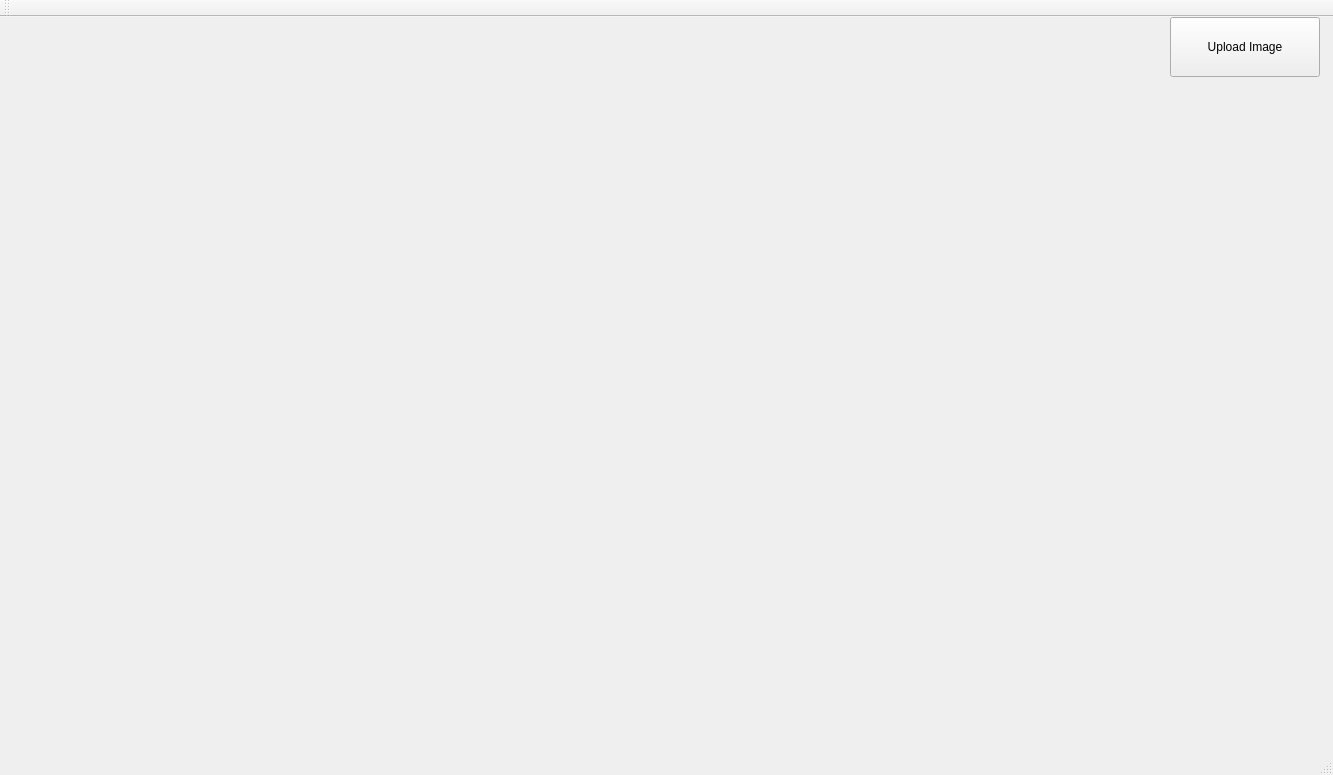
This is mainwindow.ui in nafe93/QT_IMAGE_FILTER as Qt 5 draws it before an edit. The edited form follows.
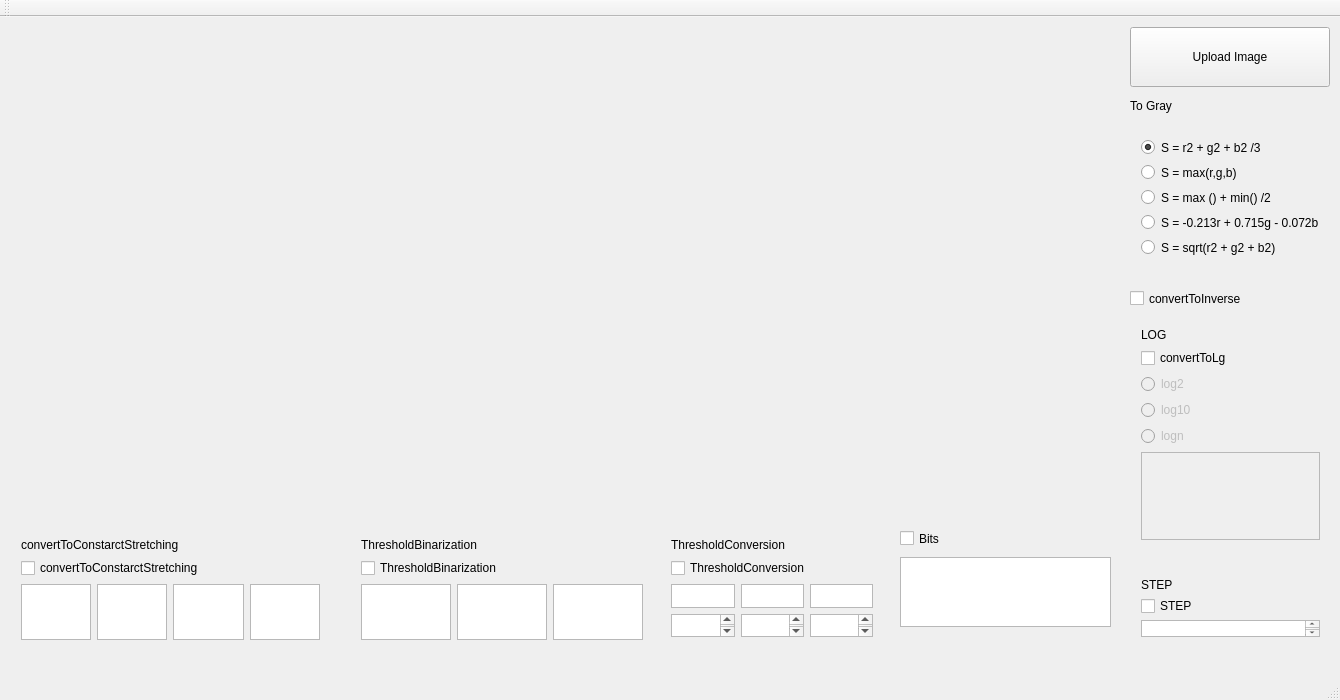
This is the edited form.

```diff
--- a/mainwindow.ui
+++ b/mainwindow.ui
@@ -6,8 +6,8 @@
    <rect>
     <x>0</x>
     <y>0</y>
-    <width>1333</width>
-    <height>775</height>
+    <width>1340</width>
+    <height>700</height>
    </rect>
   </property>
   <property name="windowTitle">
@@ -17,9 +17,9 @@
    <widget class="QPushButton" name="uploadImage">
     <property name="geometry">
      <rect>
-      <x>1170</x>
-      <y>0</y>
-      <width>150</width>
+      <x>1130</x>
+      <y>10</y>
+      <width>200</width>
       <height>60</height>
      </rect>
     </property>
@@ -53,6 +53,320 @@
      <string/>
     </property>
    </widget>
+   <widget class="QLabel" name="label">
+    <property name="geometry">
+     <rect>
+      <x>1130</x>
+      <y>80</y>
+      <width>201</width>
+      <height>17</height>
+     </rect>
+    </property>
+    <property name="text">
+     <string>To Gray</string>
+    </property>
+   </widget>
+   <widget class="QCheckBox" name="checkBox">
+    <property name="geometry">
+     <rect>
+      <x>1130</x>
+      <y>270</y>
+      <width>201</width>
+      <height>23</height>
+     </rect>
+    </property>
+    <property name="text">
+     <string>convertToInverse</string>
+    </property>
+   </widget>
+   <widget class="QWidget" name="verticalLayoutWidget">
+    <property name="geometry">
+     <rect>
+      <x>1130</x>
+      <y>550</y>
+      <width>201</width>
+      <height>81</height>
+     </rect>
+    </property>
+    <layout class="QVBoxLayout" name="verticalLayout_3">
+     <item>
+      <widget class="QLabel" name="label_3">
+       <property name="text">
+        <string>STEP</string>
+       </property>
+      </widget>
+     </item>
+     <item>
+      <widget class="QCheckBox" name="checkBox_STEP">
+       <property name="text">
+        <string>STEP</string>
+       </property>
+      </widget>
+     </item>
+     <item>
+      <widget class="QTextEdit" name="textEdit"/>
+     </item>
+    </layout>
+   </widget>
+   <widget class="QWidget" name="gridLayoutWidget">
+    <property name="geometry">
+     <rect>
+      <x>10</x>
+      <y>510</y>
+      <width>321</width>
+      <height>124</height>
+     </rect>
+    </property>
+    <layout class="QGridLayout" name="gridLayout">
+     <item row="4" column="2">
+      <widget class="QTextEdit" name="textEdit_4"/>
+     </item>
+     <item row="4" column="3">
+      <widget class="QTextEdit" name="textEdit_5"/>
+     </item>
+     <item row="4" column="1">
+      <widget class="QTextEdit" name="textEdit_2"/>
+     </item>
+     <item row="4" column="0">
+      <widget class="QTextEdit" name="textEdit_3"/>
+     </item>
+     <item row="3" column="0" colspan="4">
+      <widget class="QCheckBox" name="checkBox_ConstarctStretching">
+       <property name="text">
+        <string>convertToConstarctStretching</string>
+       </property>
+      </widget>
+     </item>
+     <item row="2" column="0" colspan="4">
+      <widget class="QLabel" name="label_4">
+       <property name="text">
+        <string>convertToConstarctStretching</string>
+       </property>
+      </widget>
+     </item>
+    </layout>
+   </widget>
+   <widget class="QWidget" name="gridLayoutWidget_2">
+    <property name="geometry">
+     <rect>
+      <x>350</x>
+      <y>510</y>
+      <width>304</width>
+      <height>124</height>
+     </rect>
+    </property>
+    <layout class="QGridLayout" name="gridLayout_2">
+     <item row="2" column="0">
+      <widget class="QTextEdit" name="textEdit_6"/>
+     </item>
+     <item row="2" column="1">
+      <widget class="QTextEdit" name="textEdit_7"/>
+     </item>
+     <item row="2" column="2">
+      <widget class="QTextEdit" name="textEdit_8"/>
+     </item>
+     <item row="1" column="0" colspan="3">
+      <widget class="QCheckBox" name="checkBox_ThresholdBinarization">
+       <property name="text">
+        <string>ThresholdBinarization</string>
+       </property>
+      </widget>
+     </item>
+     <item row="0" column="0" colspan="3">
+      <widget class="QLabel" name="label_5">
+       <property name="text">
+        <string>ThresholdBinarization</string>
+       </property>
+      </widget>
+     </item>
+    </layout>
+   </widget>
+   <widget class="QWidget" name="gridLayoutWidget_3">
+    <property name="geometry">
+     <rect>
+      <x>660</x>
+      <y>510</y>
+      <width>224</width>
+      <height>121</height>
+     </rect>
+    </property>
+    <layout class="QGridLayout" name="gridLayout_3">
+     <item row="3" column="2">
+      <widget class="QTextEdit" name="textEdit_13"/>
+     </item>
+     <item row="3" column="1">
+      <widget class="QTextEdit" name="textEdit_12"/>
+     </item>
+     <item row="2" column="0">
+      <widget class="QTextEdit" name="textEdit_9"/>
+     </item>
+     <item row="3" column="0">
+      <widget class="QTextEdit" name="textEdit_14"/>
+     </item>
+     <item row="1" column="0" colspan="3">
+      <widget class="QCheckBox" name="checkBox_ThresholdBinarization_2">
+       <property name="text">
+        <string>ThresholdConversion</string>
+       </property>
+      </widget>
+     </item>
+     <item row="2" column="2">
+      <widget class="QTextEdit" name="textEdit_11"/>
+     </item>
+     <item row="2" column="1">
+      <widget class="QTextEdit" name="textEdit_10"/>
+     </item>
+     <item row="0" column="0" colspan="3">
+      <widget class="QLabel" name="label_6">
+       <property name="text">
+        <string>ThresholdConversion</string>
+       </property>
+      </widget>
+     </item>
+    </layout>
+   </widget>
+   <widget class="QTextEdit" name="Bits">
+    <property name="geometry">
+     <rect>
+      <x>900</x>
+      <y>540</y>
+      <width>211</width>
+      <height>70</height>
+     </rect>
+    </property>
+   </widget>
+   <widget class="QCheckBox" name="checkBox_Bits">
+    <property name="geometry">
+     <rect>
+      <x>900</x>
+      <y>510</y>
+      <width>211</width>
+      <height>23</height>
+     </rect>
+    </property>
+    <property name="text">
+     <string>Bits</string>
+    </property>
+   </widget>
+   <widget class="QWidget" name="">
+    <property name="geometry">
+     <rect>
+      <x>1130</x>
+      <y>110</y>
+      <width>201</width>
+      <height>141</height>
+     </rect>
+    </property>
+    <layout class="QVBoxLayout" name="verticalLayout">
+     <item>
+      <widget class="QRadioButton" name="radioButton">
+       <property name="text">
+        <string>S = r2 + g2 + b2 /3</string>
+       </property>
+       <property name="checked">
+        <bool>true</bool>
+       </property>
+      </widget>
+     </item>
+     <item>
+      <widget class="QRadioButton" name="radioButton_2">
+       <property name="text">
+        <string>S = max(r,g,b)</string>
+       </property>
+      </widget>
+     </item>
+     <item>
+      <widget class="QRadioButton" name="radioButton_3">
+       <property name="text">
+        <string>S = max () + min() /2</string>
+       </property>
+      </widget>
+     </item>
+     <item>
+      <widget class="QRadioButton" name="radioButton_4">
+       <property name="text">
+        <string>S = -0.213r + 0.715g - 0.072b</string>
+       </property>
+      </widget>
+     </item>
+     <item>
+      <widget class="QRadioButton" name="radioButton_5">
+       <property name="text">
+        <string>S = sqrt(r2 + g2 + b2)</string>
+       </property>
+      </widget>
+     </item>
+    </layout>
+   </widget>
+   <widget class="QWidget" name="">
+    <property name="geometry">
+     <rect>
+      <x>1130</x>
+      <y>300</y>
+      <width>201</width>
+      <height>234</height>
+     </rect>
+    </property>
+    <layout class="QVBoxLayout" name="verticalLayout_2">
+     <item>
+      <widget class="QLabel" name="label_2">
+       <property name="text">
+        <string>LOG</string>
+       </property>
+      </widget>
+     </item>
+     <item>
+      <widget class="QCheckBox" name="checkBox_LOG">
+       <property name="enabled">
+        <bool>true</bool>
+       </property>
+       <property name="text">
+        <string>convertToLg</string>
+       </property>
+      </widget>
+     </item>
+     <item>
+      <widget class="QRadioButton" name="radioButton_log2">
+       <property name="enabled">
+        <bool>false</bool>
+       </property>
+       <property name="text">
+        <string>log2</string>
+       </property>
+      </widget>
+     </item>
+     <item>
+      <widget class="QRadioButton" name="radioButton_log10">
+       <property name="enabled">
+        <bool>false</bool>
+       </property>
+       <property name="text">
+        <string>log10</string>
+       </property>
+      </widget>
+     </item>
+     <item>
+      <widget class="QRadioButton" name="radioButton_logn">
+       <property name="enabled">
+        <bool>false</bool>
+       </property>
+       <property name="text">
+        <string>logn</string>
+       </property>
+      </widget>
+     </item>
+     <item>
+      <widget class="QPlainTextEdit" name="plainTextEdit">
+       <property name="enabled">
+        <bool>false</bool>
+       </property>
+       <property name="autoFillBackground">
+        <bool>false</bool>
+       </property>
+      </widget>
+     </item>
+    </layout>
+   </widget>
   </widget>
   <widget class="QMenuBar" name="menuBar">
    <property name="geometry">
```
Left out of the diff: 8 changed lines with no effect on the pictures.
